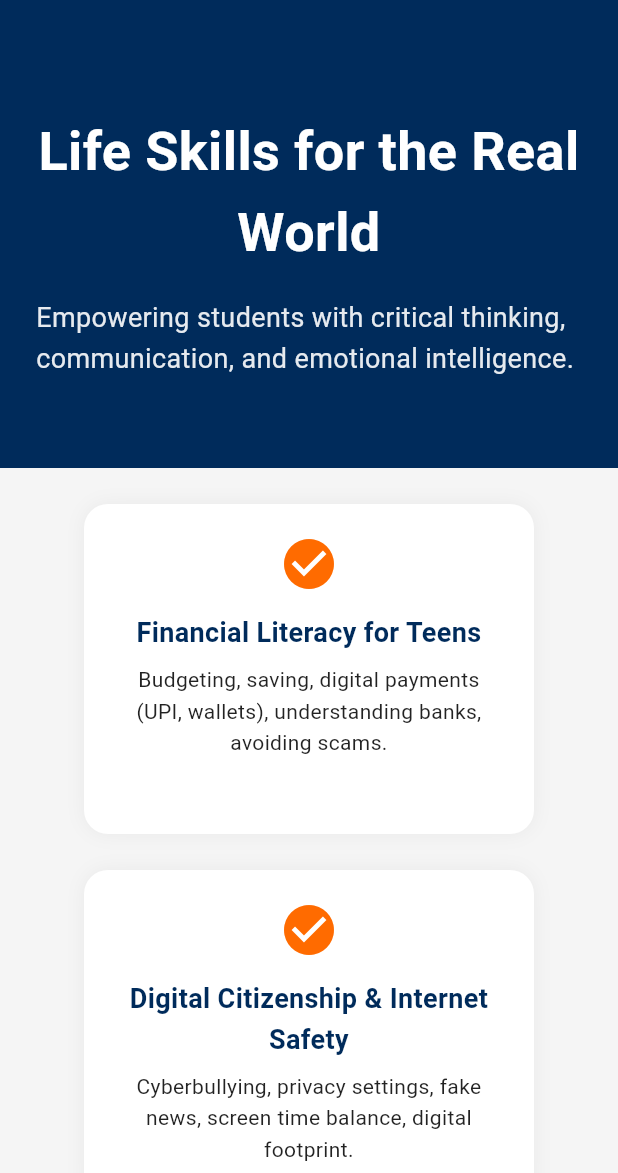
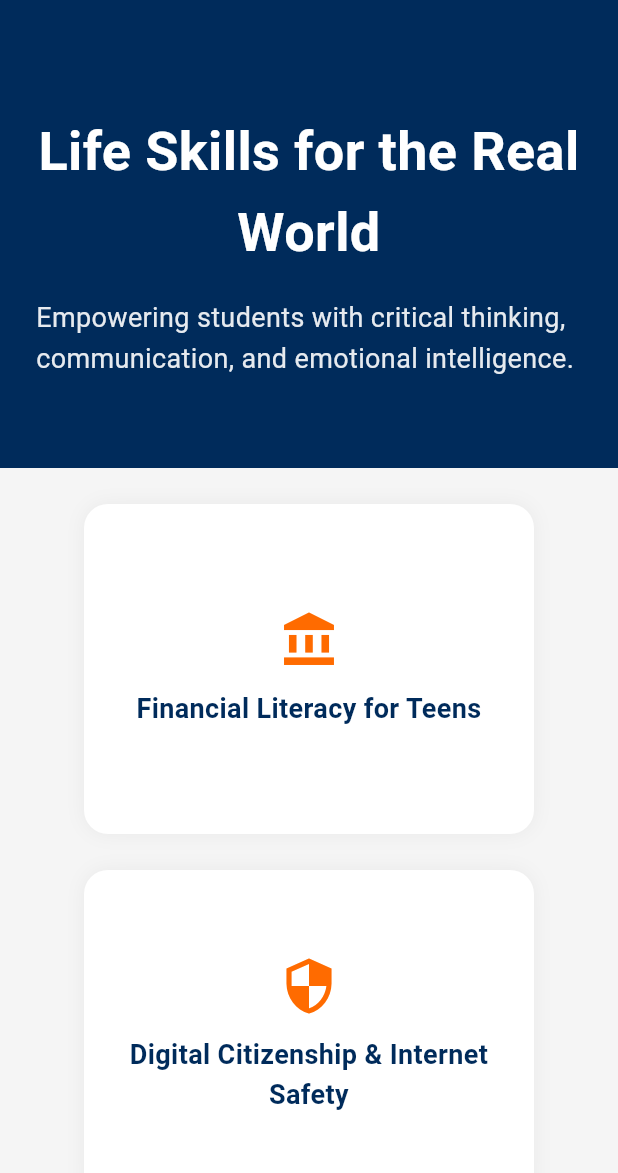
Before and after one commit to Ishi17/incendia2, a Flutter app: the LifeSkillsPage screen opened by its route, on a phone screen of 412 x 824 dp, the part 63-1236 px from its top. Run offline on Flutter 3.47's test engine with Material 3 defaults, Android fonts, the phone set to English and light mode, and no system bars; network calls fail; Roboto replaces fonts that are missing (Poppins).

Commit message:
Life Skills Page
Added Icons and flippable cards

```diff
--- a/lib/pages/life_skills_page.dart
+++ b/lib/pages/life_skills_page.dart
@@ -1,4 +1,5 @@
 import 'package:flutter/material.dart';
+import 'dart:math';
 
 class LifeSkillsPage extends StatelessWidget {
   @override
@@ -11,11 +12,10 @@ class LifeSkillsPage extends StatelessWidget {
       ),
       body: SingleChildScrollView(
         child: Container(
-          width: double.infinity, // Make container take full width
+          width: double.infinity,
           child: Column(
-            crossAxisAlignment: CrossAxisAlignment.center, // Center contents horizontally
+            crossAxisAlignment: CrossAxisAlignment.center,
             children: [
-              // SizedBox(height: 22), - Top Margin
               _buildHeaderSection(),
               _buildSkillsList(),
               _buildTestimonialSection(),
@@ -29,7 +29,7 @@ class LifeSkillsPage extends StatelessWidget {
 
   Widget _buildHeaderSection() {
     return Container(
-      width: double.infinity, // Ensure full width here too
+      width: double.infinity,
       padding: EdgeInsets.symmetric(vertical: 60, horizontal: 24),
       color: Color(0xFF002B5B),
       child: Column(
@@ -58,55 +58,67 @@ class LifeSkillsPage extends StatelessWidget {
   }
 
   Widget _buildSkillsList() {
-    final skills = [
+    final List<Map<String, dynamic>> skills = [
       {
         'title': 'Financial Literacy for Teens',
-        'description': 'Budgeting, saving, digital payments (UPI, wallets), understanding banks, avoiding scams.'
+        'description': 'Budgeting, saving, digital payments (UPI, wallets), understanding banks, avoiding scams.',
+        'icon': Icons.account_balance,
       },
       {
-        'title':'Digital Citizenship & Internet Safety',
-        'description':'Cyberbullying, privacy settings, fake news, screen time balance, digital footprint.'
+        'title': 'Digital Citizenship & Internet Safety',
+        'description': 'Cyberbullying, privacy settings, fake news, screen time balance, digital footprint.',
+        'icon': Icons.security,
       },
       {
-        'title':'Communication & Public Speaking',
-        'description': 'Storytelling, debates, presentations, body language, active listening.'
+        'title': 'Communication & Public Speaking',
+        'description': 'Storytelling, debates, presentations, body language, active listening.',
+        'icon': Icons.record_voice_over,
       },
       {
-        'title':'Time Management & Study Skills',
-        'description': 'Prioritizing tasks, planners, Pomodoro technique, overcoming distractions.'
+        'title': 'Time Management & Study Skills',
+        'description': 'Prioritizing tasks, planners, Pomodoro technique, overcoming distractions.',
+        'icon': Icons.schedule,
       },
       {
         'title': 'Leadership & Teamwork',
-        'description': 'Group roles, collaboration, leading projects, resolving conflicts.'
+        'description': 'Group roles, collaboration, leading projects, resolving conflicts.',
+        'icon': Icons.group,
       },
       {
         'title': 'Emotional Intelligence (EQ)',
-        'description': 'Identifying feelings, managing emotions, self-awareness, empathy exercises.'
+        'description': 'Identifying feelings, managing emotions, self-awareness, empathy exercises.',
+        'icon': Icons.sentiment_satisfied,
       },
       {
-        'title':'Basic Legal & Civic Awareness',
-        'description': 'Student rights, voting basics, equality, safety laws, RTI & digital consent.'
+        'title': 'Basic Legal & Civic Awareness',
+        'description': 'Student rights, voting basics, equality, safety laws, RTI & digital consent.',
+        'icon': Icons.gavel,
       },
       {
-        'title':'Goal Setting & Self-Motivation',
-        'description': 'SMART goals, vision boards, intrinsic vs extrinsic motivation, habit loops.'
+        'title': 'Goal Setting & Self-Motivation',
+        'description': 'SMART goals, vision boards, intrinsic vs extrinsic motivation, habit loops.',
+        'icon': Icons.flag,
       },
       {
         'title': 'First Aid & Personal Safety',
-        'description': 'CPR basics, handling minor injuries, emergency contact awareness, street safety.'
+        'description': 'CPR basics, handling minor injuries, emergency contact awareness, street safety.',
+        'icon': Icons.medical_services,
       },
       {
         'title': 'Mindfulness & Mental Well-being',
-        'description': 'Meditation, stress management, gratitude journaling, self-reflection techniques.'
+        'description': 'Meditation, stress management, gratitude journaling, self-reflection techniques.',
+        'icon': Icons.self_improvement,
       },
       {
         'title': 'Nutrition & Fireless Cooking',
-        'description': 'Healthy eating habits, decoding food labels, making simple no-flame recipes.'
+        'description': 'Healthy eating habits, decoding food labels, making simple no-flame recipes.',
+        'icon': Icons.restaurant,
       },
       {
         'title': 'Career Awareness & Future Readiness',
-        'description': 'Career exploration, 21st-century jobs, freelancing basics, resume writing.'
-      }
+        'description': 'Career exploration, 21st-century jobs, freelancing basics, resume writing.',
+        'icon': Icons.work,
+      },
     ];
 
   return Padding(
@@ -114,53 +126,12 @@ class LifeSkillsPage extends StatelessWidget {
     child: Wrap(
       spacing: 24,
       runSpacing: 24,
-        alignment: WrapAlignment.center, // Center the skill cards in the row
-        children: skills.map((skillData) {
-          final title = skillData['title']!;
-          final description = skillData['description']!;
-          return Container(
-            width: 300,
-            height: 220,
-            padding: EdgeInsets.all(20),
-            decoration: BoxDecoration(
-              color: Colors.white,
-              borderRadius: BorderRadius.circular(16),
-              boxShadow: [
-                BoxShadow(
-                  color: Colors.black.withOpacity(0.05),
-                  blurRadius: 10,
-                ),
-              ],
-            ),
-            child: Column(
-              children: [
-                Icon(Icons.check_circle, color: Color(0xFFFF6B00), size: 40),
-                SizedBox(height: 12),
-                Text(
-                  title,
-                  style: TextStyle(
-                    fontSize: 18,
-                    fontWeight: FontWeight.bold,
-                    color: Color(0xFF002B5B),
-                  ),
-                  textAlign: TextAlign.center,
-                ),
-                SizedBox(height: 8),
-                Expanded(
-                  child: Text(
-                  description,
-                  style: TextStyle(
-                    fontSize: 14,
-                    color: Colors.black87,
-                  ),
-                  textAlign: TextAlign.center,
-                  maxLines: 3, // 👈 Limits to 3 lines
-                  overflow: TextOverflow.ellipsis,
-                  ),
-                )
-
-              ],
-            ),
+      alignment: WrapAlignment.center,
+      children: skills.map<Widget>((skillData) {
+        return SkillCard(
+          title: skillData['title']!,
+          description: skillData['description']!,
+          icon: skillData['icon'],
         );
       }).toList(),
     ),
@@ -169,7 +140,7 @@ class LifeSkillsPage extends StatelessWidget {
 
   Widget _buildTestimonialSection() {
     return Container(
-      width: double.infinity, // Full width section
+      width: double.infinity,
       padding: EdgeInsets.all(24),
       color: Color(0xFFEEF2F7),
       child: Column(
@@ -195,7 +166,7 @@ class LifeSkillsPage extends StatelessWidget {
 
   Widget _buildFooter(BuildContext context) {
     return Container(
-      width: double.infinity, // Full width footer
+      width: double.infinity,
       padding: EdgeInsets.all(24),
       color: Color(0xFF001122),
       child: Column(
@@ -214,3 +185,132 @@ class LifeSkillsPage extends StatelessWidget {
     );
   }
 }
+
+class SkillCard extends StatefulWidget {
+  final String title;
+  final String description;
+  final IconData icon;
+
+  const SkillCard({required this.title, required this.description, required this.icon, Key? key}) : super(key: key);
+
+  @override
+  _SkillCardState createState() => _SkillCardState();
+}
+
+class _SkillCardState extends State<SkillCard> with SingleTickerProviderStateMixin {
+  bool isHovered = false;
+  late AnimationController _controller;
+  late Animation<double> _animation;
+
+  @override
+  void initState() {
+    super.initState();
+
+    _controller = AnimationController(
+      duration: Duration(milliseconds: 500),
+      vsync: this,
+    );
+
+    _animation = Tween<double>(begin: 0, end: 1).animate(
+      CurvedAnimation(parent: _controller, curve: Curves.easeInOut),
+    );
+  }
+
+  @override
+  void dispose() {
+    _controller.dispose();
+    super.dispose();
+  }
+
+  void _onEnter(bool hovering) {
+    setState(() {
+      isHovered = hovering;
+      if (isHovered) {
+        _controller.forward();
+      } else {
+        _controller.reverse();
+      }
+    });
+  }
+
+  Widget _buildFront() {
+    return Padding(
+      padding: const EdgeInsets.all(20.0),
+      child: Column(
+        mainAxisAlignment: MainAxisAlignment.center,
+        children: [
+          Icon(widget.icon, color: Color(0xFFFF6B00), size: 40),
+          SizedBox(height: 12),
+          Text(
+            widget.title,
+            style: TextStyle(
+              fontSize: 18,
+              fontWeight: FontWeight.bold,
+              color: Color(0xFF002B5B),
+            ),
+            textAlign: TextAlign.center,
+          ),
+        ],
+      ),
+    );
+  }
+
+  Widget _buildBack() {
+    return Padding(
+      padding: const EdgeInsets.all(20.0),
+      child: Center(
+        child: Text(
+          widget.description,
+          style: TextStyle(
+            fontSize: 14,
+            color: Colors.black87,
+          ),
+          textAlign: TextAlign.center,
+        ),
+      ),
+    );
+  }
+
+  @override
+  Widget build(BuildContext context) {
+    return MouseRegion(
+      onEnter: (_) => _onEnter(true),
+      onExit: (_) => _onEnter(false),
+      child: AnimatedBuilder(
+        animation: _animation,
+        builder: (context, child) {
+          final angle = _animation.value * pi;
+          final isFront = _animation.value <= 0.5;
+
+          return Transform(
+            alignment: Alignment.center,
+            transform: Matrix4.identity()
+              ..setEntry(3, 2, 0.001) // perspective
+              ..rotateX(angle),       // rotateX for vertical flip
+            child: Container(
+              width: 300,
+              height: 220,
+              decoration: BoxDecoration(
+                color: Colors.white,
+                borderRadius: BorderRadius.circular(16),
+                boxShadow: [
+                  BoxShadow(
+                    color: Colors.black.withOpacity(0.05),
+                    blurRadius: 10,
+                  ),
+                ],
+              ),
+              child: isFront
+                  ? _buildFront()
+                  : Transform(
+                      alignment: Alignment.center,
+                      transform: Matrix4.rotationX(pi),
+                      child: _buildBack(),
+                    ),
+            ),
+          );
+        },
+      ),
+    );
+  }
+}
```
Lines whose indentation alone changed are shown as unchanged.
